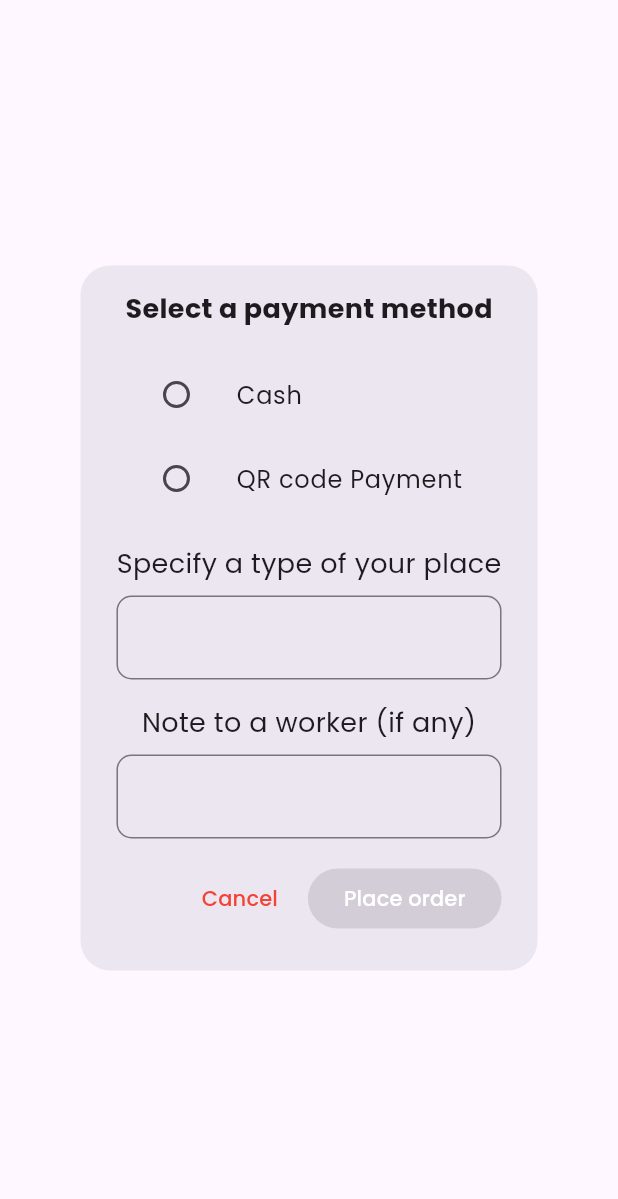
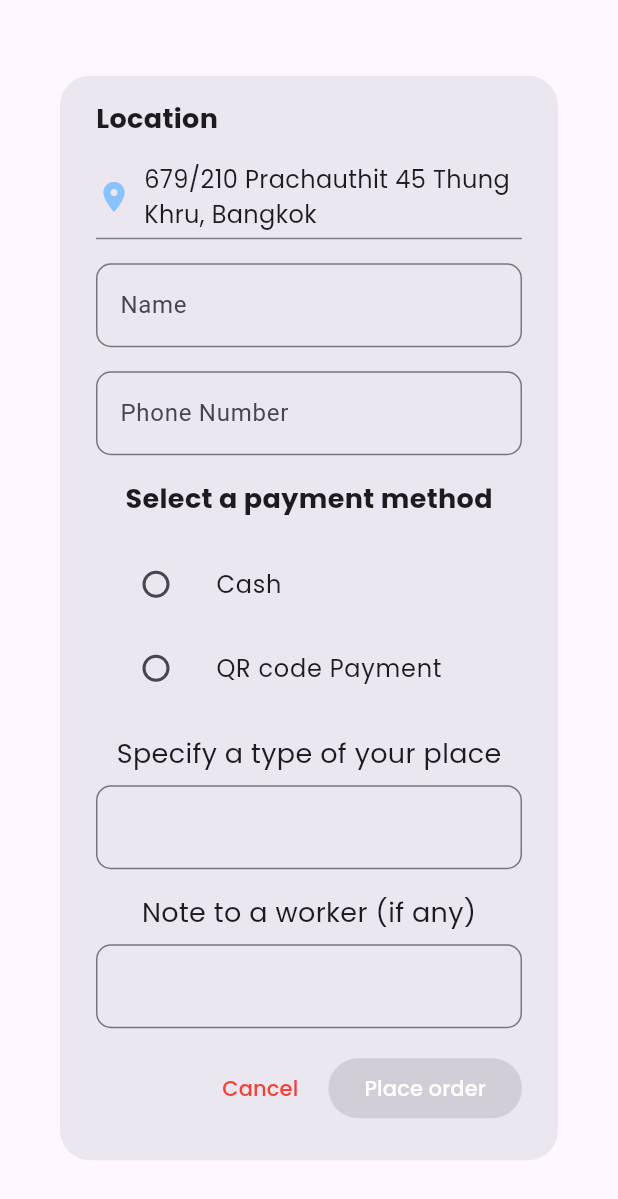
Before and after one commit to Kamila3820/HOCA_frontend, a Flutter app: the PaymentDialog widget shown alone on an empty page, opened directly, on a phone screen of 412 x 824 dp. Shown: the top 1199 px of the screen. Run offline on Flutter 3.47's test engine with Material 3 defaults, Android fonts, the phone set to English and light mode, and no system bars; our stand-ins replace dio, flutter_dotenv, font_awesome_flutter, geocoding, google_fonts, google_maps_flutter and 5 more; missing offline and left inert: flutter_platform_alert; accounts and stored records are empty; generated files the repository leaves out were written again; network calls fail.

Commit message:
30_commit
[ADD] Fake location , Name, and Phone number

```diff
--- a/hoca_frontend/lib/pages/reserve/reservepayment.dart
+++ b/hoca_frontend/lib/pages/reserve/reservepayment.dart
@@ -1,6 +1,7 @@
 import 'dart:async';
 
 import 'package:flutter/material.dart';
+import 'package:flutter/services.dart';
 import 'package:google_fonts/google_fonts.dart';
 import 'package:hoca_frontend/pages/progress.dart';
 
@@ -12,7 +13,6 @@ class PaymentDialog extends StatefulWidget {
 }
 
 class _PaymentDialogState extends State<PaymentDialog> {
-  String? location;
   String? contactName;
   String? contactPhone;
   String? _selectedPaymentMethod;
@@ -63,9 +63,89 @@ class _PaymentDialogState extends State<PaymentDialog> {
           const EdgeInsets.symmetric(horizontal: 24.0, vertical: 16.0),
       content: Form(
         key: _formKey,
+        child: SingleChildScrollView(
           child: Column(
             mainAxisSize: MainAxisSize.min,
             children: [
+              // Topic text for the new fields
+              Align(
+  alignment: Alignment.centerLeft,
+  child: Text(
+    'Location',
+    style: GoogleFonts.poppins(
+      fontSize: 18,
+      fontWeight: FontWeight.bold,
+    ),
+  ),
+),
+
+              const SizedBox(height: 16.0),
+              // Location text with icon and line underneath
+              Column(
+                crossAxisAlignment: CrossAxisAlignment.start,
+                children: [
+                  Row(
+                    children: [
+                      Icon(
+                        Icons.location_on,
+                        color: Color(0xFF87C4FF),
+                      ),
+                      const SizedBox(width: 8.0),
+                      Expanded(
+                        child: Text(
+                          '679/210 Prachauthit 45 Thung Khru, Bangkok',
+                          style: GoogleFonts.poppins(
+                            fontSize: 16,
+                          ),
+                          overflow: TextOverflow.ellipsis,
+                          maxLines: 3,
+                        ),
+                      ),
+                    ],
+                  ),
+                  const SizedBox(height: 4.0),
+                  Container(
+                    height: 1.0,
+                    color: const Color.fromARGB(115, 0, 0, 0),
+                  ),
+                ],
+              ),
+              const SizedBox(height: 16.0),
+              TextFormField(
+                decoration: InputDecoration(
+                  labelText: 'Name',
+                  border: OutlineInputBorder(
+                    borderRadius: BorderRadius.circular(10.0),
+                  ),
+                ),
+                onSaved: (value) {
+                  contactName = value;
+                },
+              ),
+              const SizedBox(height: 16.0),
+              TextFormField(
+  decoration: InputDecoration(
+    labelText: 'Phone Number',
+    border: OutlineInputBorder(
+      borderRadius: BorderRadius.circular(10.0),
+    ),
+  ),
+  keyboardType: TextInputType.phone,
+  inputFormatters: [
+    FilteringTextInputFormatter.digitsOnly, // Allow only digits
+    LengthLimitingTextInputFormatter(10), // Limit to 10 digits
+  ],
+  validator: (value) {
+    if (value == null || value.length != 10) {
+      return 'Phone number must be exactly 10 digits';
+    }
+    return null;
+  },
+  onSaved: (value) {
+    contactPhone = value;
+  },
+),
+              const SizedBox(height: 16.0),
               Text(
                 'Select a payment method',
                 style: GoogleFonts.poppins(
@@ -118,7 +198,6 @@ class _PaymentDialogState extends State<PaymentDialog> {
                     borderRadius: BorderRadius.circular(10.0),
                   ),
                 ),
-
                 onSaved: (value) {
                   _placeType = value;
                 },
@@ -150,6 +229,7 @@ class _PaymentDialogState extends State<PaymentDialog> {
             ],
           ),
         ),
+      ),
       actions: [
         TextButton(
           onPressed: () {
@@ -167,6 +247,8 @@ class _PaymentDialogState extends State<PaymentDialog> {
               ? () {
                   if (_formKey.currentState!.validate()) {
                     _formKey.currentState!.save();
+                    print('Contact Name: $contactName');
+                    print('Contact Phone: $contactPhone');
                     print('Selected Payment Method: $_selectedPaymentMethod');
                     print('Place Type: $_placeType');
                     print('Note to Worker: $_noteToWorker');
```
Lines whose indentation alone changed are shown as unchanged.
